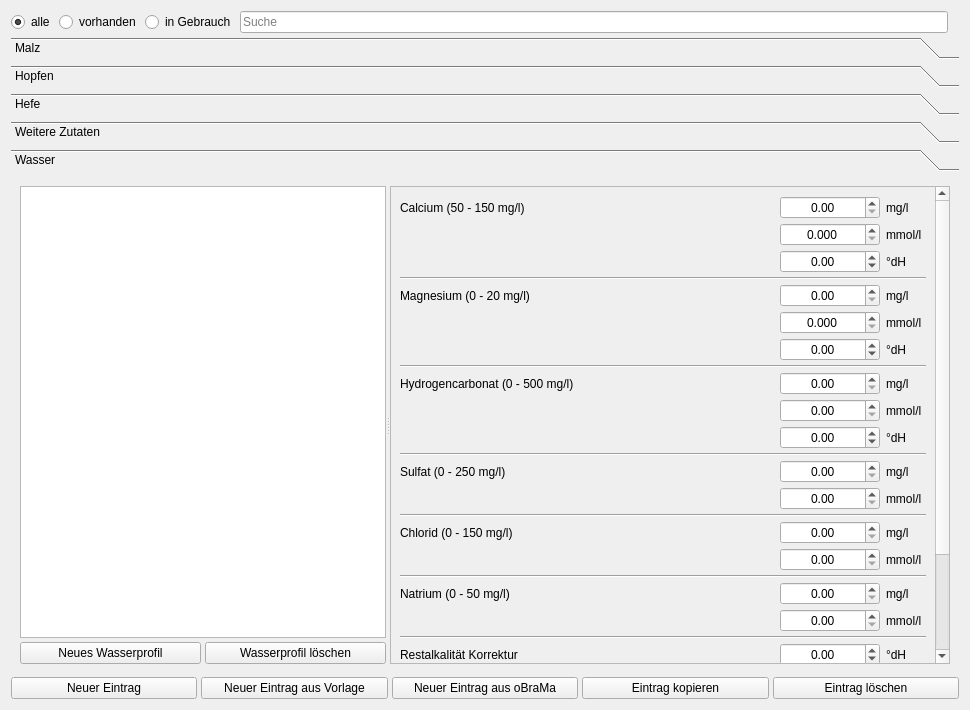
kleiner-brauhelfer/kleiner-brauhelfer-2, file kleiner-brauhelfer/tabrohstoffe.ui: the form before one commit.
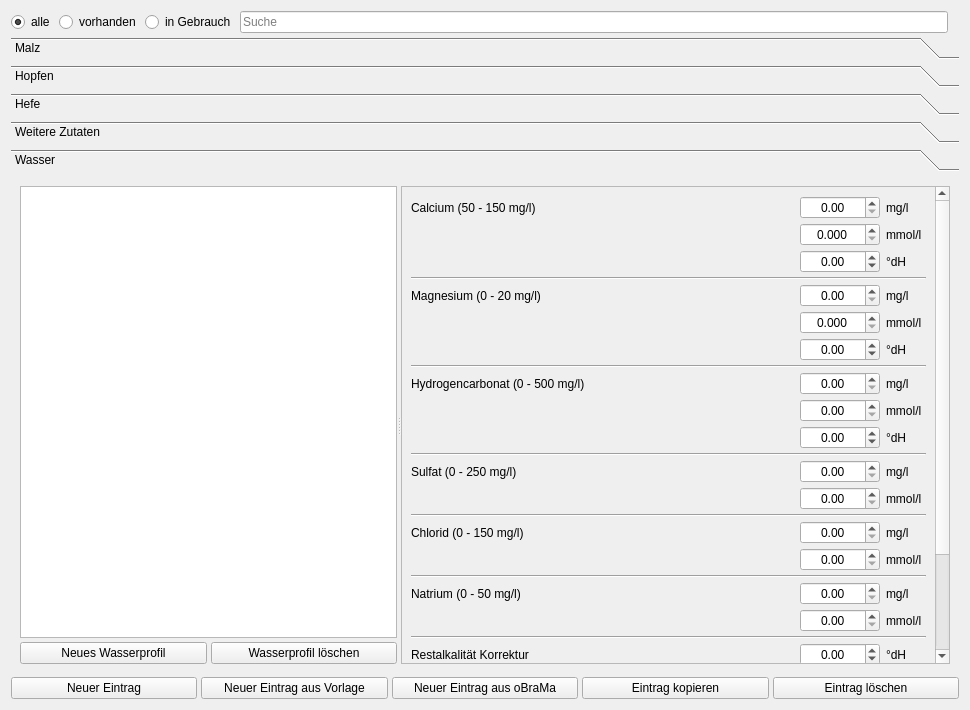
The form after the commit. The open tabs and pages were chosen to show the change. Custom widgets are drawn as their Qt base class.

The edit to the form file:
```diff
--- a/kleiner-brauhelfer/tabrohstoffe.ui
+++ b/kleiner-brauhelfer/tabrohstoffe.ui
@@ -365,8 +365,8 @@
            <property name="geometry">
             <rect>
              <x>0</x>
-             <y>-127</y>
-             <width>538</width>
+             <y>0</y>
+             <width>526</width>
              <height>603</height>
             </rect>
            </property>
@@ -904,7 +904,7 @@
              <widget class="DoubleSpinBox" name="tbCalciumMg">
               <property name="minimumSize">
                <size>
-                <width>100</width>
+                <width>80</width>
                 <height>0</height>
                </size>
               </property>
```
